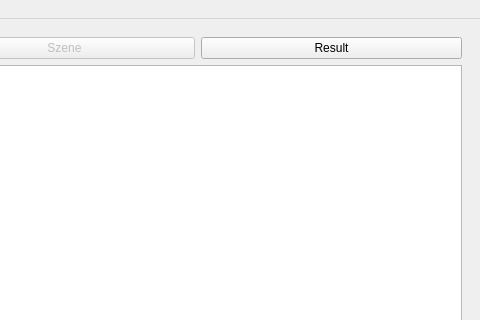
The window that frontend/mainGui.ui (birkenbube/SOPR_WS24_25-Raytracers) describes before a commit, drawn with Qt 5; both pictures show x 363 to 843 and y 0 to 320 of the 843 by 605 pixel window.
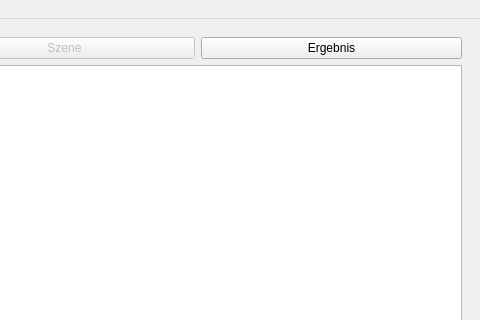
The same window after the commit. The open tabs and pages were chosen to show the change.

Commit message: Fixed Language Problems

```diff
--- a/frontend/mainGui.ui
+++ b/frontend/mainGui.ui
@@ -699,7 +699,7 @@
                  <bool>true</bool>
                 </property>
                 <property name="text">
-                 <string>Result</string>
+                 <string>Ergebnis</string>
                 </property>
                </widget>
               </item>
```
Left out of the diff: 2 changed lines with no effect on the pictures.
